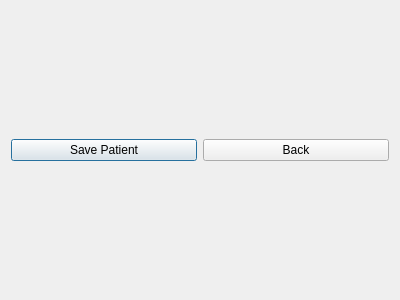
Before: the Qt Designer form app/ui/new_patient.ui in Stainless5166/spt-reporting, drawn with Qt 5.
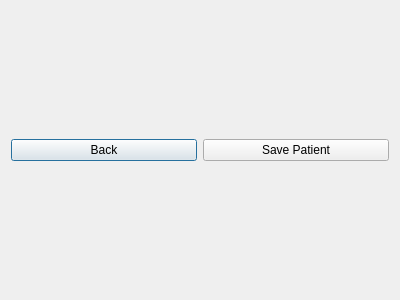
After: the same form once the commit is applied.

What changed in the file:
```diff
--- a/app/ui/new_patient.ui
+++ b/app/ui/new_patient.ui
@@ -17,16 +17,16 @@
    <item>
     <layout class="QHBoxLayout">
       <item>
-       <widget class="QPushButton" name="save_button">
+      <widget class="QPushButton" name="back_button">
         <property name="text">
-         <string>Save Patient</string>
+        <string>Back</string>
         </property>
        </widget>
       </item>
       <item>
-       <widget class="QPushButton" name="back_button">
+      <widget class="QPushButton" name="save_button">
         <property name="text">
-         <string>Back</string>
+        <string>Save Patient</string>
         </property>
        </widget>
       </item>
```
Lines whose indentation alone changed are shown as unchanged.
